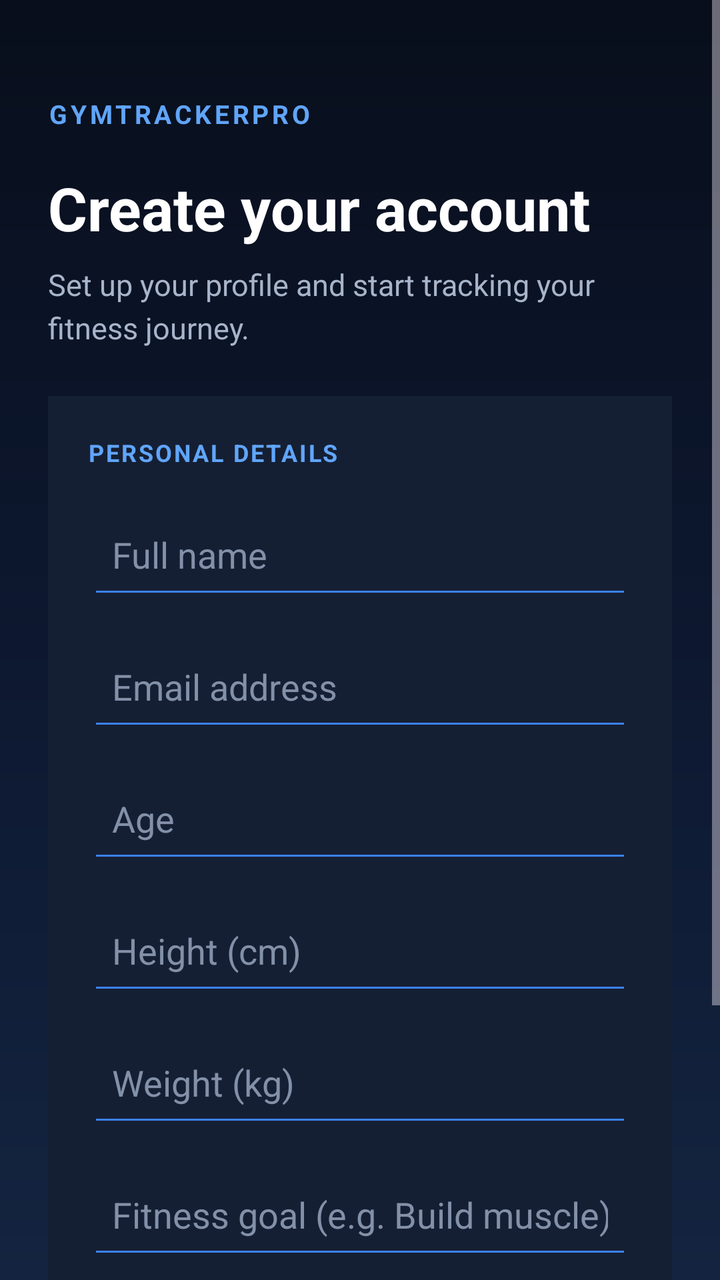
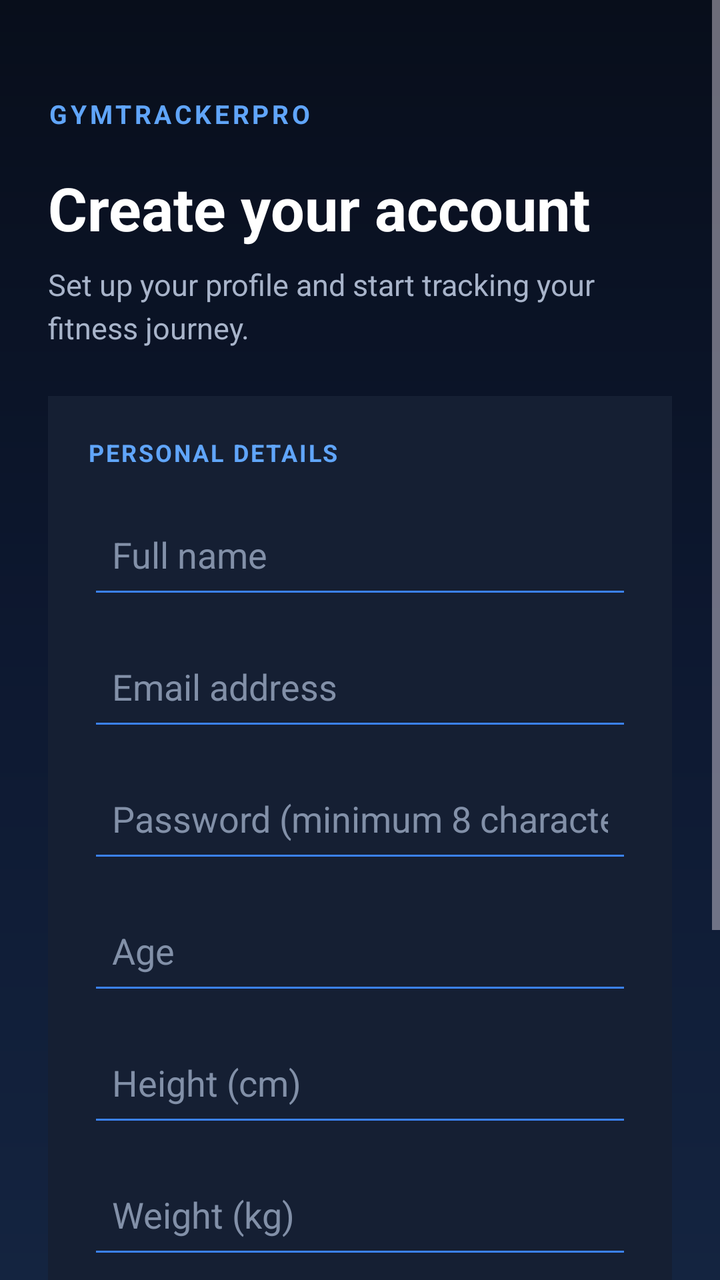

Two renders of the same Android screen: before a commit and after it. Below are the layout's source before the change and the commit's diff.
<!-- AndroidManifest.xml: application theme Theme.GymTrackerPro -->
<!-- res/layout/activity_register.xml -->
<?xml version="1.0" encoding="utf-8"?>
<ScrollView xmlns:android="http://schemas.android.com/apk/res/android"
    android:layout_width="match_parent"
    android:layout_height="match_parent"
    android:background="@drawable/bg_midnight_gradient"
    android:fillViewport="true"
    android:fitsSystemWindows="true">

    <LinearLayout
        android:layout_width="match_parent"
        android:layout_height="wrap_content"
        android:orientation="vertical"
        android:padding="24dp">

        <TextView
            android:layout_width="wrap_content"
            android:layout_height="wrap_content"
            android:layout_marginTop="24dp"
            android:text="GYMTRACKERPRO"
            android:textColor="#60A5FA"
            android:textSize="13sp"
            android:textStyle="bold"
            android:letterSpacing="0.12" />

        <TextView
            android:layout_width="match_parent"
            android:layout_height="wrap_content"
            android:layout_marginTop="18dp"
            android:text="Create your account"
            android:textColor="#FFFFFF"
            android:textSize="30sp"
            android:textStyle="bold" />

        <TextView
            android:layout_width="match_parent"
            android:layout_height="wrap_content"
            android:layout_marginTop="8dp"
            android:layout_marginBottom="24dp"
            android:text="Set up your profile and start tracking your fitness journey."
            android:textColor="#A8B4CA"
            android:textSize="15sp"
            android:lineSpacingExtra="4dp" />

        <LinearLayout
            android:layout_width="match_parent"
            android:layout_height="wrap_content"
            android:background="#151F33"
            android:orientation="vertical"
            android:padding="20dp">

            <TextView
                android:layout_width="wrap_content"
                android:layout_height="wrap_content"
                android:text="PERSONAL DETAILS"
                android:textColor="#60A5FA"
                android:textSize="12sp"
                android:textStyle="bold"
                android:letterSpacing="0.08"
                android:layout_marginBottom="16dp" />

            <EditText
                android:id="@+id/etRegisterName"
                android:layout_width="match_parent"
                android:layout_height="54dp"
                android:layout_marginBottom="12dp"
                android:backgroundTint="#3B82F6"
                android:hint="Full name"
                android:inputType="textPersonName"
                android:padding="12dp"
                android:singleLine="true"
                android:textColor="#FFFFFF"
                android:textColorHint="#8290A8" />

            <EditText
                android:id="@+id/etRegisterEmail"
                android:layout_width="match_parent"
                android:layout_height="54dp"
                android:layout_marginBottom="12dp"
                android:backgroundTint="#3B82F6"
                android:hint="Email address"
                android:inputType="textEmailAddress"
                android:padding="12dp"
                android:singleLine="true"
                android:textColor="#FFFFFF"
                android:textColorHint="#8290A8" />

            <EditText
                android:id="@+id/etRegisterAge"
                android:layout_width="match_parent"
                android:layout_height="54dp"
                android:layout_marginBottom="12dp"
                android:backgroundTint="#3B82F6"
                android:hint="Age"
                android:inputType="number"
                android:padding="12dp"
                android:singleLine="true"
                android:textColor="#FFFFFF"
                android:textColorHint="#8290A8" />

            <EditText
                android:id="@+id/etRegisterHeight"
                android:layout_width="match_parent"
                android:layout_height="54dp"
                android:layout_marginBottom="12dp"
                android:backgroundTint="#3B82F6"
                android:hint="Height (cm)"
                android:inputType="numberDecimal"
                android:padding="12dp"
                android:singleLine="true"
                android:textColor="#FFFFFF"
                android:textColorHint="#8290A8" />

            <EditText
                android:id="@+id/etRegisterWeight"
                android:layout_width="match_parent"
                android:layout_height="54dp"
                android:layout_marginBottom="12dp"
                android:backgroundTint="#3B82F6"
                android:hint="Weight (kg)"
                android:inputType="numberDecimal"
                android:padding="12dp"
                android:singleLine="true"
                android:textColor="#FFFFFF"
                android:textColorHint="#8290A8" />

            <EditText
                android:id="@+id/etRegisterFitnessGoal"
                android:layout_width="match_parent"
                android:layout_height="54dp"
                android:backgroundTint="#3B82F6"
                android:hint="Fitness goal (e.g. Build muscle)"
                android:inputType="textCapSentences"
                android:padding="12dp"
                android:singleLine="true"
                android:textColor="#FFFFFF"
                android:textColorHint="#8290A8" />

            <Button
                android:id="@+id/btnCreateAccount"
                android:layout_width="match_parent"
                android:layout_height="56dp"
                android:layout_marginTop="24dp"
                android:backgroundTint="#3B82F6"
                android:text="CREATE ACCOUNT"
                android:textColor="#FFFFFF"
                android:textSize="14sp"
                android:textStyle="bold" />

        </LinearLayout>

        <TextView
            android:layout_width="match_parent"
            android:layout_height="wrap_content"
            android:layout_marginTop="18dp"
            android:layout_marginBottom="24dp"
            android:gravity="center"
            android:text="YOUR FITNESS JOURNEY STARTS HERE"
            android:textColor="#71819B"
            android:textSize="11sp"
            android:letterSpacing="0.08" />

    </LinearLayout>

</ScrollView>
<!-- resources referenced by this layout -->
<resources>
  <!-- drawable bg_midnight_gradient (drawable) -->
  <?xml version="1.0" encoding="utf-8"?>
  <shape xmlns:android="http://schemas.android.com/apk/res/android"
      android:shape="rectangle">
  
      <gradient
          android:angle="270"
          android:startColor="#080E1B"
          android:centerColor="#0D1830"
          android:endColor="#142440"
          android:type="linear" />
  
  </shape>
  <style name="Theme.GymTrackerPro" parent="Base.Theme.GymTrackerPro" />
  <style name="Base.Theme.GymTrackerPro" parent="Theme.Material3.Dark.NoActionBar">
          <item name="colorPrimary">@color/gt_blue</item>
          <item name="colorSurface">@color/gt_surface</item>
          <item name="android:windowBackground">@color/gt_background</item>
  
          
          <item name="android:statusBarColor">@color/gt_background</item>
          <item name="android:navigationBarColor">@color/gt_background</item>
          <item name="android:windowLightStatusBar">false</item>
      </style>
  <color name="gt_blue">#60A5FA</color>
  <color name="gt_surface">#151F33</color>
  <color name="gt_background">#0B1120</color>
</resources>

<!-- the commit's change to res/layout/activity_register.xml (unified diff, before → after) -->
@@ -84,6 +84,21 @@
                 android:textColor="#FFFFFF"
                 android:textColorHint="#8290A8" />
 
+
+            <EditText
+                android:id="@+id/etRegisterPassword"
+                android:layout_width="match_parent"
+                android:layout_height="54dp"
+                android:layout_marginBottom="12dp"
+                android:backgroundTint="#3B82F6"
+                android:hint="Password (minimum 8 characters)"
+                android:inputType="textPassword"
+                android:padding="12dp"
+                android:singleLine="true"
+                android:textColor="#FFFFFF"
+                android:textColorHint="#8290A8" />
+
+
             <EditText
                 android:id="@+id/etRegisterAge"
                 android:layout_width="match_parent"
